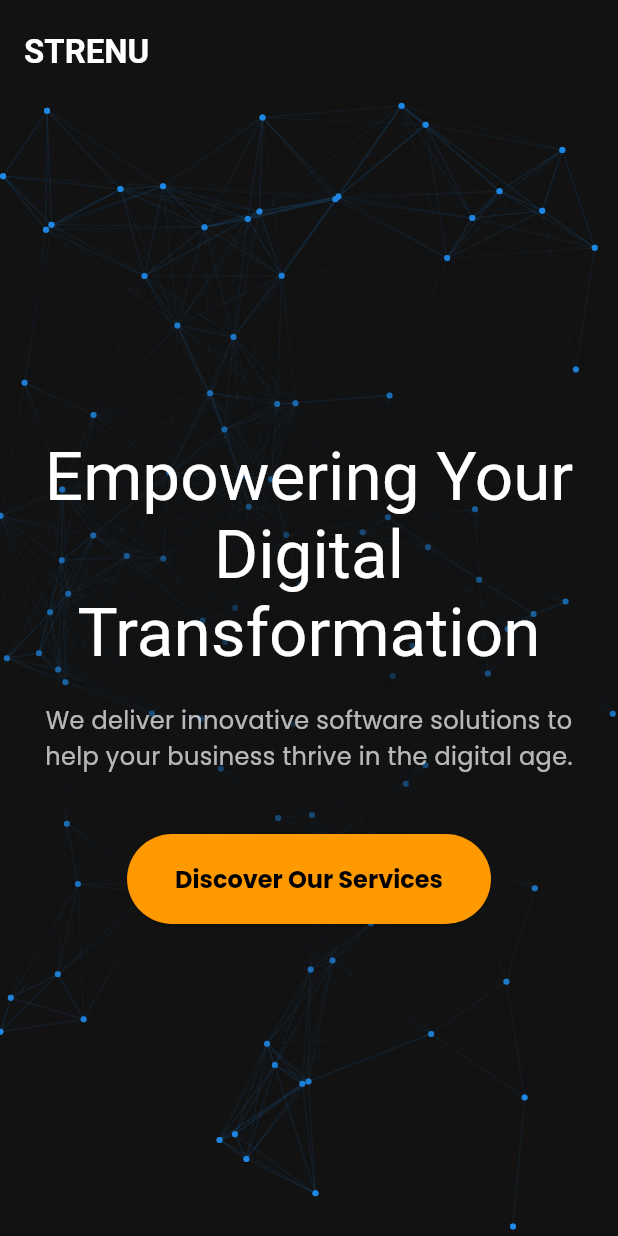
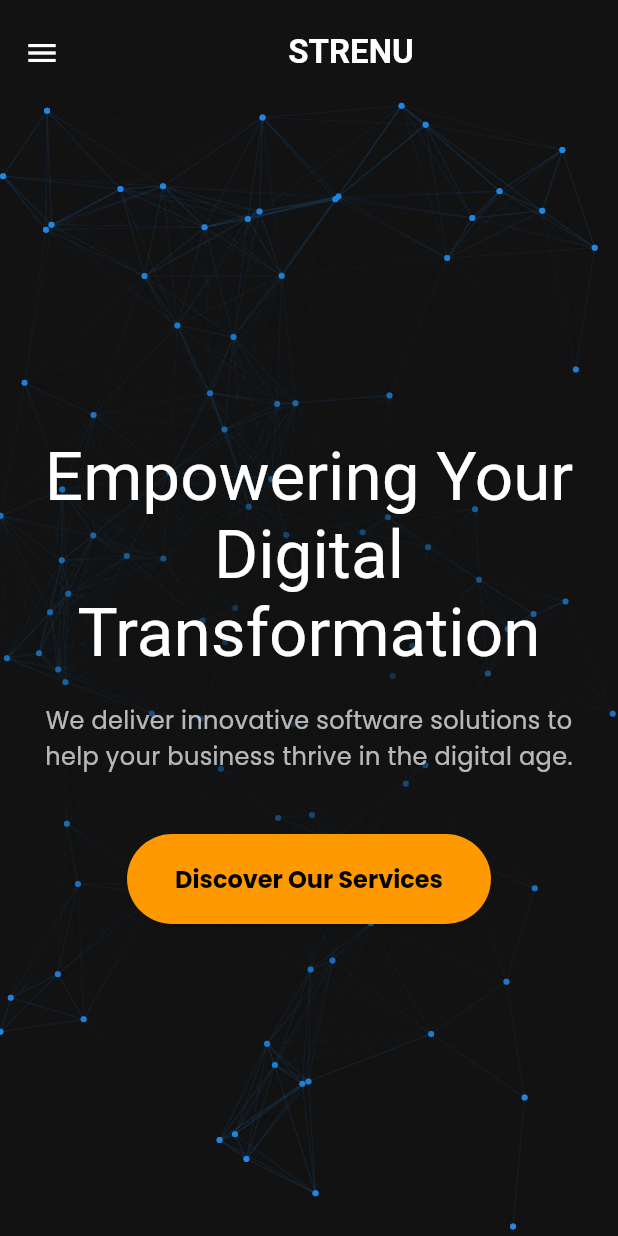
Before and after one commit to Strenu/web, a Flutter app: the screen it shows after launch, on a phone screen of 412 x 824 dp. Run offline on Flutter 3.47's test engine with Material 3 defaults, Android fonts, the phone set to English and light mode, and no system bars; our stand-ins replace flutter_animate, font_awesome_flutter, go_router, google_fonts, simple_animations; network calls fail.

Commit message:
[ADD] Hamburguer menu on mobile for navigation

```diff
--- a/lib/widgets/main_layout.dart
+++ b/lib/widgets/main_layout.dart
@@ -1,6 +1,7 @@
 import 'package:flutter/material.dart';
 import 'package:go_router/go_router.dart';
 import 'package:strenu_web/widgets/animated_background.dart';
+import 'package:strenu_web/widgets/app_drawer.dart';
 import 'package:strenu_web/widgets/nav_button.dart';
 import 'package:strenu_web/widgets/max_width_container.dart';
 
@@ -13,37 +14,73 @@ class MainLayout extends StatelessWidget {
   @override
   Widget build(BuildContext context) {
     final textTheme = Theme.of(context).textTheme;
-    final String currentLocation = GoRouter.of(context).routerDelegate.currentConfiguration.uri.toString();
+    final String currentLocation = GoRouter.of(
+      context,
+    ).routerDelegate.currentConfiguration.uri.toString();
+    final bool isNarrow = MediaQuery.of(context).size.width < 720;
 
     return Scaffold(
       appBar: AppBar(
         toolbarHeight: 70,
+        leading: isNarrow
+            ? Builder(
+                builder: (context) {
+                  return IconButton(
+                    icon: const Icon(Icons.menu),
+                    tooltip: 'Open navigation menu',
+                    onPressed: () => Scaffold.of(context).openDrawer(),
+                  );
+                },
+              )
+            : null,
         title: MaxWidthContainer(
           child: Row(
+            // En pantallas estrechas, centramos el logo si no hay botones
+            mainAxisAlignment: isNarrow
+                ? MainAxisAlignment.center
+                : MainAxisAlignment.start,
             children: [
               Text(
                 'STRENU',
-                style: textTheme.titleLarge?.copyWith(fontWeight: FontWeight.bold),
+                style: textTheme.titleLarge?.copyWith(
+                  fontWeight: FontWeight.bold,
+                ),
               ),
-              const Spacer(),
-              if (MediaQuery.of(context).size.width > 720)
+              // El Spacer solo es necesario si hay elementos a la derecha
+              if (!isNarrow) const Spacer(),
+              if (!isNarrow)
                 Row(
                   mainAxisSize: MainAxisSize.min,
                   children: [
-                    NavButton(text: 'Home', onPressed: () => context.go('/'), isActive: currentLocation == '/'),
-                    NavButton(text: 'Services', onPressed: () => context.go('/services'), isActive: currentLocation == '/services'),
-                    NavButton(text: 'About Us', onPressed: () => context.go('/about'), isActive: currentLocation == '/about'),
+                    NavButton(
+                      text: 'Home',
+                      onPressed: () => context.go('/'),
+                      isActive: currentLocation == '/',
+                    ),
+                    NavButton(
+                      text: 'Services',
+                      onPressed: () => context.go('/services'),
+                      isActive: currentLocation == '/services',
+                    ),
+                    NavButton(
+                      text: 'About Us',
+                      onPressed: () => context.go('/about'),
+                      isActive: currentLocation == '/about',
+                    ),
                     const SizedBox(width: 20),
                     ElevatedButton(
                       onPressed: () => context.go('/contact'),
                       child: const Text('Contact'),
-                    )
+                    ),
                   ],
                 ),
             ],
           ),
         ),
+        // Esto asegura que el title ocupe todo el espacio para poder centrar bien el MaxWidthContainer
+        centerTitle: true,
       ),
+      drawer: isNarrow ? const AppDrawer() : null,
       body: Stack(
         children: [
           ShaderMask(
```
Also changed, not shown: lib/widgets/app_drawer.dart (added, +70 -0 lines).
